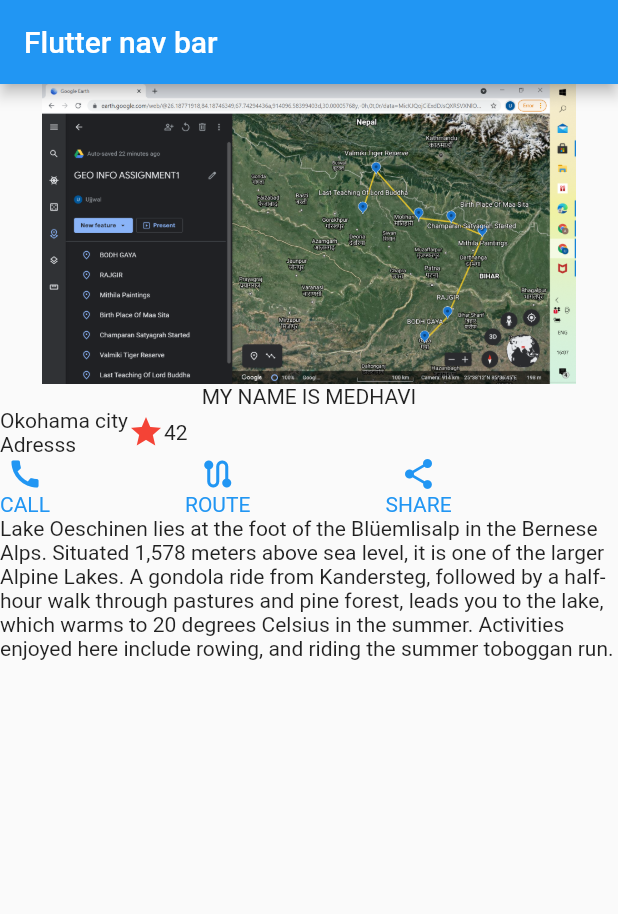
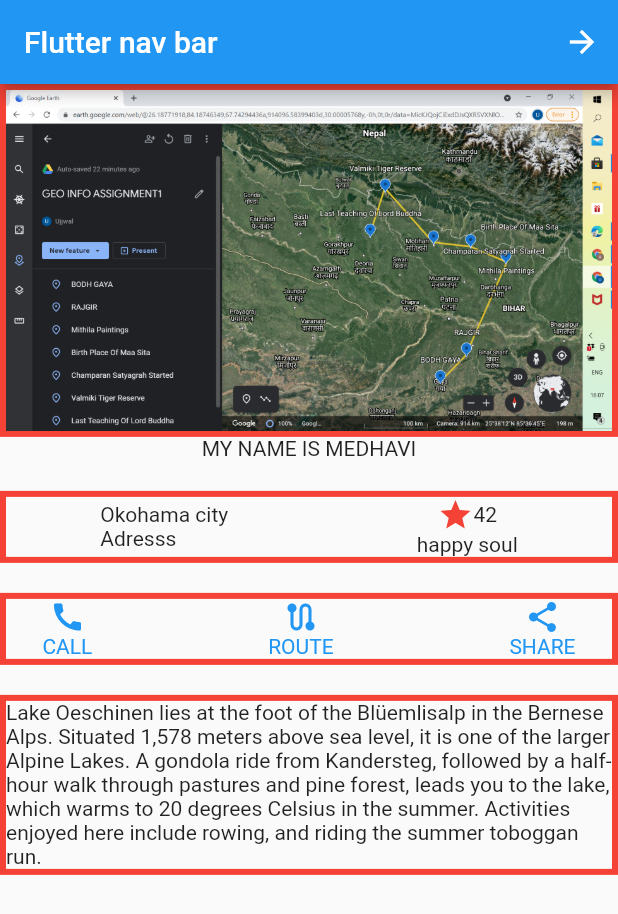
Before and after one commit to flutterexcel/medha--flutter--practise, a Flutter app: the screen it shows after launch, on a phone screen of 412 x 824 dp. Shown: the top 914 px of the screen. Run offline on Flutter 3.47's test engine with Material 2 defaults, Android fonts, the phone set to English and light mode, and no system bars.

Commit message:
created a new class file to navigate from previous file

```diff
--- a/lib/main.dart
+++ b/lib/main.dart
@@ -39,69 +39,145 @@
 // }
 // }
 
+import 'package:flutter/material.dart';
+import 'package:xyz/app.dart';
 
-
-import 'package:flutter/cupertino.dart';
-import 'package:flutter/material.dart';
-
-void main()
-{
-  runApp( MyApp());
+void main() {
+  runApp(MaterialApp(
+    title: 'Flutter layout demo',
+    home: MyApp(),
+    debugShowCheckedModeBanner: false,
+  ));
 }
 
-class MyApp extends StatelessWidget{
+class MyApp extends StatelessWidget {
   // const Myapp({super.key});
-    Widget build(BuildContext context)
-    {
-      return MaterialApp(
-      title: 'Flutter layout demo',
-      home: Scaffold(
+  @override
+  Widget build(BuildContext context) {
+    return Scaffold(
       appBar: AppBar(
         title: const Text('Flutter nav bar'),
+        actions: [
+          IconButton(
+            icon: Icon(Icons.arrow_forward),
+            onPressed: () {
+              Navigator.push(
+                context,
+                MaterialPageRoute(builder: (context) => MyApp2()),
+              );
+            },
+          )
+        ],
       ),
       body: SingleChildScrollView(
         child: Column(
-            children: [Image.
-            asset('lib/image/Screenshot (15).png', height: 200,),
-
-
+          children: [
+            Container(
+              decoration: BoxDecoration(
+                  border: Border.all(color: Colors.red, width: 4)),
+              child: Image.asset(
+                'assets/image/Screenshot (15).png',
+                fit: BoxFit.contain,
+              ),
+            ),
             const Center(
               child: Text('MY NAME IS MEDHAVI'),
             ),
-              Container(child: Row(children: [
-                Column(crossAxisAlignment:CrossAxisAlignment.start,
-                children: [Container(child: Text('Okohama city')), Text('Adresss')],)
-
-                ,Icon(Icons.star, color: Colors.red),
-                Text('42')
-              ],),
+            SizedBox(width: 500, height: 20),
+            Container(
+              decoration: BoxDecoration(
+                  border: Border.all(color: Colors.red, width: 4)),
+              child: Row(
+                mainAxisAlignment: MainAxisAlignment.spaceAround,
+                children: [
+                  Column(
+                    crossAxisAlignment: CrossAxisAlignment.start,
+                    children: [
+                      Container(child: Text('Okohama city')),
+                      Text('Adresss')
+                    ],
+                  ),
+                  Column(
+                    children: [
+                      Row(
+                        children: [
+                          Column(
+                            children: [
+                              Icon(Icons.star,
+                                  color: Colors.red), //Icon(Icons.nat),
+                            ],
+                          ),
+                          Column(
+                            children: [
+                              Text('42'), //Text('Anthony'),
+                            ],
+                          ),
+                          //Text('Anthony'),
+                        ],
+                      ),
+                      Text('happy soul')
+                    ],
+                  )
+                ],
+              ),
               //  padding:EdgeInsets.only(left: 450,right: 450,top: 30)
             ),
-              Row(children:
-              [Column(children: [Icon(Icons.call , color: Colors.blue),Text('CALL' ,style: TextStyle(color: Colors.blue),)],)
-              ,SizedBox(width: 20),
-              Padding(
-                padding: EdgeInsets.only(left: 70,right: 70),
-                child: Column(children: [Icon(Icons.route, color: Colors.blue ),Text('ROUTE',style: TextStyle(color:Colors.blue),)],),
+            SizedBox(width: 500, height: 20),
+            Container(
+              decoration: BoxDecoration(
+                  border: Border.all(color: Colors.red, width: 4)),
+              child: Row(
+                mainAxisAlignment: MainAxisAlignment.spaceAround,
+                children: [
+                  Column(
+                    children: [
+                      Icon(Icons.call, color: Colors.blue),
+                      Text(
+                        'CALL',
+                        style: TextStyle(color: Colors.blue),
                       )
-              ,SizedBox(width: 20,),
-              Column(children: [Icon(Icons.share, color: Colors.blue),Text('SHARE', style: TextStyle(color: Colors.blue),)],)],
-
+                    ],
                   ),
+                  SizedBox(width: 20),
+                  Column(
+                    children: [
+                      Icon(Icons.route, color: Colors.blue),
+                      Text(
+                        'ROUTE',
+                        style: TextStyle(color: Colors.blue),
+                      )
+                    ],
+                  ),
+                  SizedBox(
+                    width: 20,
+                  ),
+                  Column(
+                    children: [
+                      Icon(Icons.share, color: Colors.blue),
+                      Text(
+                        'SHARE',
+                        style: TextStyle(color: Colors.blue),
+                      )
+                    ],
+                  )
+                ],
+              ),
+            ),
+            SizedBox(width: 500, height: 20),
             Container(
-                 child: Text('Lake Oeschinen lies at the foot of the Blüemlisalp in the Bernese '
+              decoration: BoxDecoration(
+                  border: Border.all(color: Colors.red, width: 4)),
+              child: Text(
+                'Lake Oeschinen lies at the foot of the Blüemlisalp in the Bernese '
                 'Alps. Situated 1,578 meters above sea level, it is one of the '
                 'larger Alpine Lakes. A gondola ride from Kandersteg, followed by a '
                 'half-hour walk through pastures and pine forest, leads you to the '
                 'lake, which warms to 20 degrees Celsius in the summer. Activities '
                 'enjoyed here include rowing, and riding the summer toboggan run.',
-
                 softWrap: true,
               ),
             )
           ],
-
-          ),
         ),
       ),
     );
--- a/pubspec.yaml
+++ b/pubspec.yaml
@@ -60,7 +60,7 @@ flutter:
 
   # To add assets to your application, add an assets section, like this:
   assets:
-    - lib/image/
+    - assets/image/
   #   - images/a_dot_ham.jpeg
 
   # An image asset can refer to one or more resolution-specific "variants", see
```
Also changed, not shown: lib/app.dart (added, +159 -0 lines), assets/image/Screenshot (15).png (renamed from lib/image/Screenshot (15).png). Lines whose indentation alone changed are shown as unchanged.
